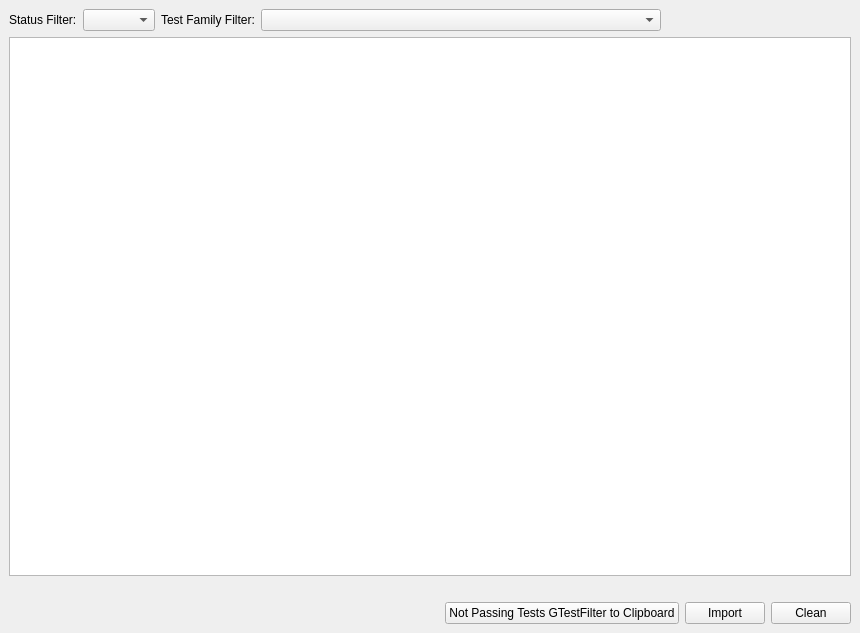
The window that App/MainWindow.ui (xavisolesoft/TestAnalyzer) describes before a commit, drawn with Qt 5.
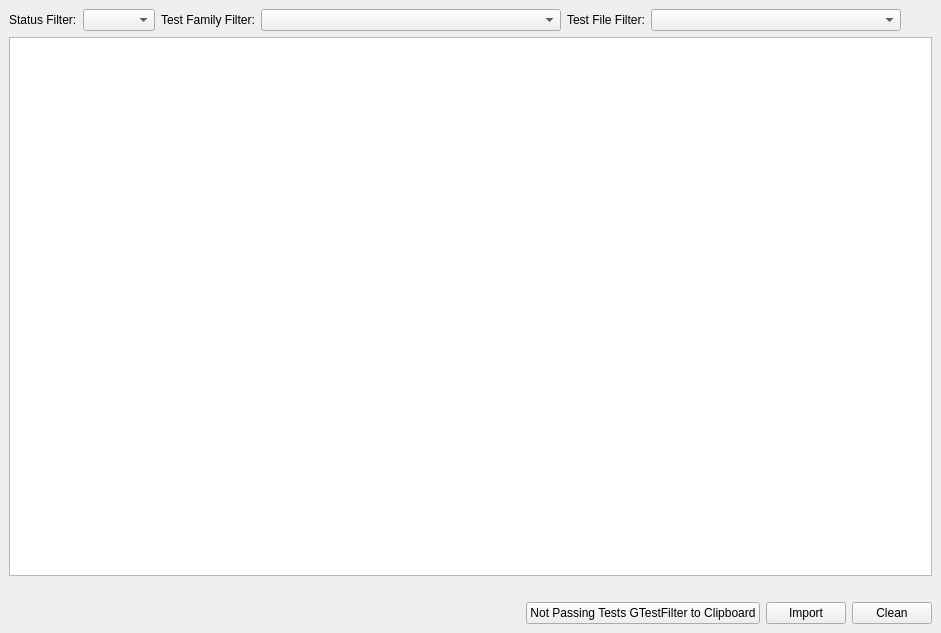
The same window after the commit. Custom widgets are drawn as their Qt base class.

Commit message: Implement test file filter.

Patch:
```diff
--- a/App/MainWindow.ui
+++ b/App/MainWindow.ui
@@ -6,7 +6,7 @@
    <rect>
     <x>0</x>
     <y>0</y>
-    <width>860</width>
+    <width>941</width>
     <height>633</height>
    </rect>
   </property>
@@ -38,7 +38,24 @@
        <widget class="QComboBox" name="testFamilyFilterComboBox">
         <property name="minimumSize">
          <size>
-          <width>400</width>
+          <width>300</width>
+          <height>0</height>
+         </size>
+        </property>
+       </widget>
+      </item>
+      <item>
+       <widget class="QLabel" name="testFileFilterLabel">
+        <property name="text">
+         <string>Test File Filter:</string>
+        </property>
+       </widget>
+      </item>
+      <item>
+       <widget class="QComboBox" name="testFileFilterComboBox">
+        <property name="minimumSize">
+         <size>
+          <width>250</width>
           <height>0</height>
          </size>
         </property>
```
Left out of the diff: 2 changed lines with no effect on the pictures. The commit also changes 8 other files.
